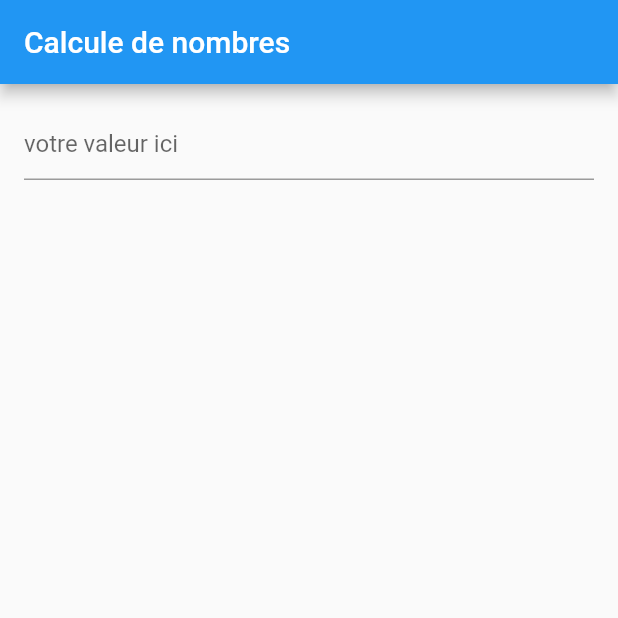
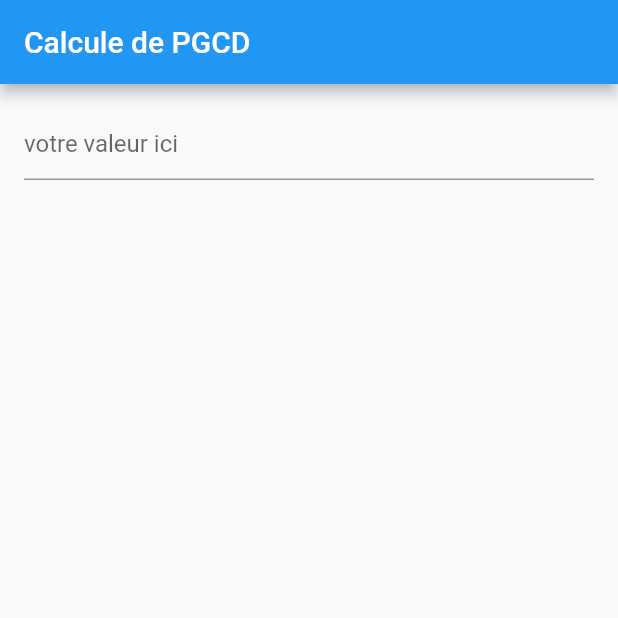
Before and after one commit to khalillakhdhar/for_while_exemples, a Flutter app: the screen it shows after launch, on a phone screen of 412 x 824 dp, the top half of it. Run offline on Flutter 3.47's test engine with Material 2 defaults, Android fonts, the phone set to English and light mode, and no system bars.

Commit message:
Update main.dart

```diff
--- a/lib/main.dart
+++ b/lib/main.dart
@@ -24,11 +24,13 @@ class _MyCustomFormState extends State<MyCustomForm> {
   // Create a text controller and use it to retrieve the current value
   // of the TextField.
   final valeur = TextEditingController();
+  final valeur2 = TextEditingController();
 
   @override
   void dispose() {
     // Clean up the controller when the widget is disposed.
     valeur.dispose();
+    valeur2.dispose();
     super.dispose();
   }
 
@@ -36,7 +38,7 @@ class _MyCustomFormState extends State<MyCustomForm> {
   Widget build(BuildContext context) {
     return Scaffold(
       appBar: AppBar(
-        title: Text('Calcule de nombres'),
+        title: Text('Calcule de PGCD'),
       ),
       body: Padding(
         padding: const EdgeInsets.all(16.0),
```
